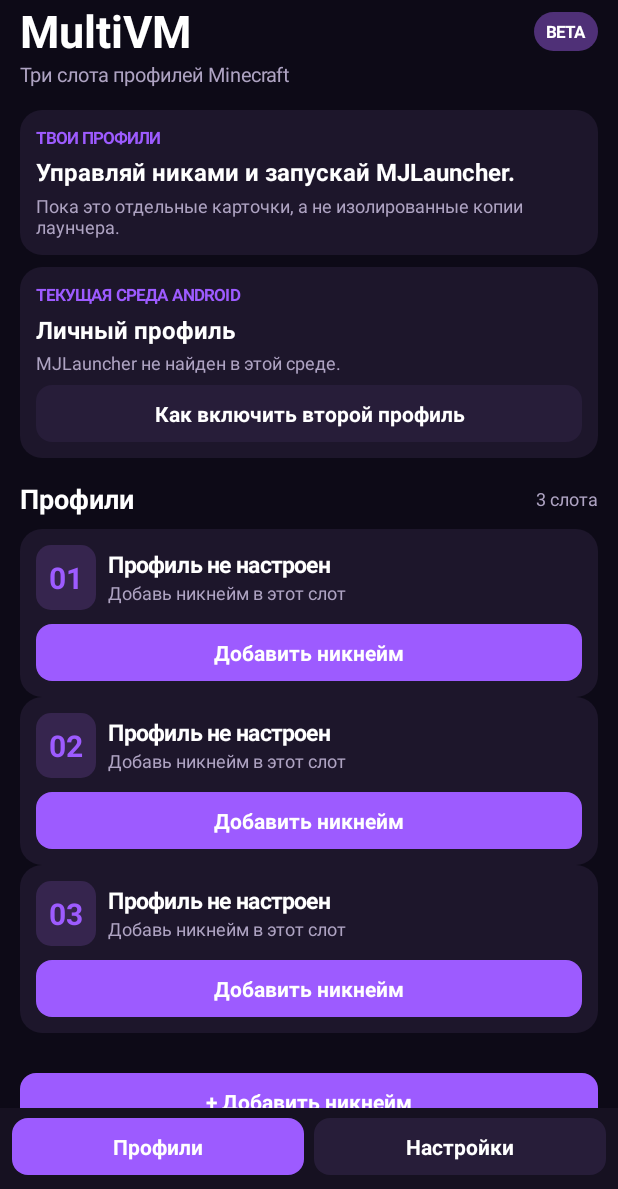
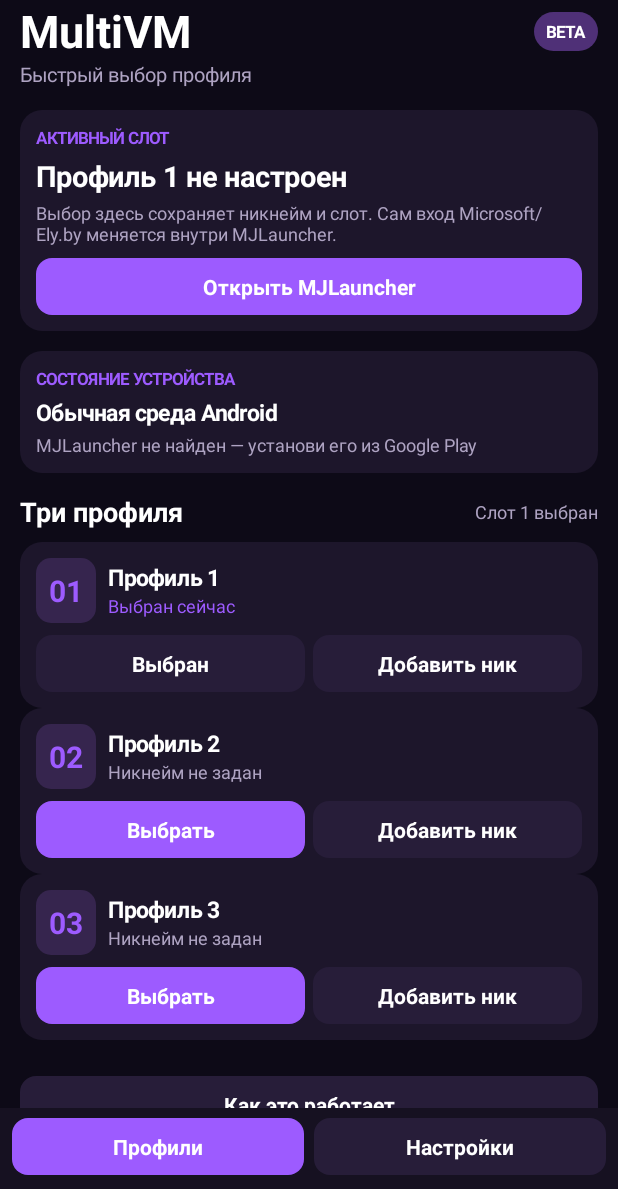
Before and after one commit to cheburk199-web/MultiAccountConnect, an Android app: the screen it shows after launch (MainActivity), on a phone screen of 412 x 824 dp, the part 47-1236 px from its top. Run offline under Robolectric (Android 15) with nearby library versions, the phone set to English and light mode, and no system bars.

Commit message:
Add persistent selectable account slots to MultiVM UI

```diff
--- a/app/src/main/java/com/masterme4a/multiaccountconnect/MainActivity.kt
+++ b/app/src/main/java/com/masterme4a/multiaccountconnect/MainActivity.kt
@@ -2,7 +2,6 @@ package com.masterme4a.multiaccountconnect
 
 import android.app.AlertDialog
 import android.content.Intent
-import android.content.res.ColorStateList
 import android.graphics.Color
 import android.graphics.Typeface
 import android.graphics.drawable.GradientDrawable
@@ -10,7 +9,6 @@ import android.os.Bundle
 import android.os.UserManager
 import android.view.Gravity
 import android.view.View
-import android.view.ViewGroup
 import android.widget.*
 import androidx.activity.ComponentActivity
 
@@ -21,14 +19,16 @@ class MainActivity : ComponentActivity() {
     private val purple = Color.rgb(157, 91, 255)
     private val muted = Color.rgb(174, 163, 194)
     private val white = Color.WHITE
-    private val names = mutableListOf<String>()
+    private val prefs by lazy { getSharedPreferences("multivm_profiles", MODE_PRIVATE) }
+    private val names = MutableList<String?>(3) { null }
+    private var selectedSlot = 0
     private lateinit var content: LinearLayout
     private lateinit var profileRows: LinearLayout
 
     override fun onCreate(savedInstanceState: Bundle?) {
         super.onCreate(savedInstanceState)
-        names.addAll(getSharedPreferences("account_names", MODE_PRIVATE)
-            .getStringSet("names", emptySet())?.toList()?.sorted() ?: emptyList())
+        for (i in 0..2) names[i] = prefs.getString("slot_${i + 1}", null)
+        selectedSlot = prefs.getInt("selected_slot", 0).coerceIn(0, 2)
         buildShell()
         showProfiles()
     }
@@ -77,8 +77,7 @@ class MainActivity : ComponentActivity() {
             setBackgroundColor(Color.rgb(22, 17, 33))
         }
         nav.addView(button("Профили", true) { showProfiles() }, LinearLayout.LayoutParams(0, -2, 1f))
-        val gap = View(this)
-        nav.addView(gap, LinearLayout.LayoutParams(10, 1))
+        nav.addView(View(this), LinearLayout.LayoutParams(10, 1))
         nav.addView(button("Настройки", false) { showSettings() }, LinearLayout.LayoutParams(0, -2, 1f))
         root.addView(nav)
         setContentView(root)
@@ -86,35 +85,21 @@ class MainActivity : ComponentActivity() {
 
     private fun header(subtitle: String) {
         content.removeAllViews()
-        val top = LinearLayout(this).apply {
-            orientation = LinearLayout.HORIZONTAL
-            gravity = Gravity.CENTER_VERTICAL
-        }
+        val top = LinearLayout(this).apply { orientation = LinearLayout.HORIZONTAL; gravity = Gravity.CENTER_VERTICAL }
         val brand = LinearLayout(this).apply { orientation = LinearLayout.VERTICAL }
         brand.addView(label("MASTERME4A", 12f, purple, true))
         brand.addView(label("MultiVM", 30f, white, true))
         brand.addView(label(subtitle, 13f, muted))
         top.addView(brand, LinearLayout.LayoutParams(0, -2, 1f))
-        val badge = label("BETA", 11f, white, true).apply {
-            setPadding(12, 8, 12, 8)
-            background = rounded(Color.rgb(79, 48, 119), 30f)
-        }
-        top.addView(badge)
+        top.addView(label("BETA", 11f, white, true).apply {
+            setPadding(12, 8, 12, 8); background = rounded(Color.rgb(79, 48, 119), 30f)
+        })
         content.addView(top)
         spacer(22)
     }
 
-    private fun spacer(height: Int) {
-        content.addView(View(this), LinearLayout.LayoutParams(1, height))
-    }
-
-    private fun sectionTitle(title: String, trailing: String? = null) {
-        val row = LinearLayout(this).apply { gravity = Gravity.CENTER_VERTICAL }
-        row.addView(label(title, 18f, white, true), LinearLayout.LayoutParams(0, -2, 1f))
-        if (trailing != null) row.addView(label(trailing, 12f, muted))
-        content.addView(row)
-        spacer(12)
-    }
+    private fun spacer(height: Int) { content.addView(View(this), LinearLayout.LayoutParams(1, height)) }
+    private fun spacerIn(parent: LinearLayout, height: Int) { parent.addView(View(this), LinearLayout.LayoutParams(1, height)) }
 
     private fun card(): LinearLayout = LinearLayout(this).apply {
         orientation = LinearLayout.VERTICAL
@@ -123,135 +108,103 @@ class MainActivity : ComponentActivity() {
     }
 
     private fun showProfiles() {
-        header("Три слота профилей Minecraft")
+        header("Быстрый выбор профиля")
         val summary = card()
-        summary.addView(label("ТВОИ ПРОФИЛИ", 11f, purple, true))
-        spacerIn(summary, 6)
-        summary.addView(label("Управляй никами и запускай MJLauncher.", 16f, white, true))
+        summary.addView(label("АКТИВНЫЙ СЛОТ", 11f, purple, true))
+        spacerIn(summary, 7)
+        summary.addView(label(names[selectedSlot] ?: "Профиль ${selectedSlot + 1} не настроен", 19f, white, true))
         spacerIn(summary, 5)
-        summary.addView(label("Пока это отдельные карточки, а не изолированные копии лаунчера.", 12f, muted))
+        summary.addView(label("Выбор здесь сохраняет никнейм и слот. Сам вход Microsoft/Ely.by меняется внутри MJLauncher.", 12f, muted))
+        spacerIn(summary, 12)
+        summary.addView(button("Открыть MJLauncher", true) { openLauncher() })
         content.addView(summary)
+        spacer(20)
+        val env = card()
+        val managed = try { (getSystemService(USER_SERVICE) as UserManager).isManagedProfile } catch (_: Exception) { false }
+        val installed = try {
+            @Suppress("DEPRECATION")
+            packageManager.getApplicationInfo("git.artdeell.mjlaunch", 0)
+            true
+        } catch (_: Exception) { false }
+        env.addView(label("СОСТОЯНИЕ УСТРОЙСТВА", 11f, purple, true))
+        spacerIn(env, 7)
+        env.addView(label(if (managed) "Рабочая среда Android" else "Обычная среда Android", 15f, white, true))
+        spacerIn(env, 4)
+        env.addView(label(if (installed) "MJLauncher найден" else "MJLauncher не найден — установи его из Google Play", 12f, muted))
+        content.addView(env)
+        spacer(20)
+        val title = LinearLayout(this).apply { gravity = Gravity.CENTER_VERTICAL }
+        title.addView(label("Три профиля", 18f, white, true), LinearLayout.LayoutParams(0, -2, 1f))
+        title.addView(label("Слот ${selectedSlot + 1} выбран", 12f, muted))
+        content.addView(title)
         spacer(12)
-        content.addView(environmentCard())
-        spacer(22)
-        sectionTitle("Профили", "3 слота")
         profileRows = LinearLayout(this).apply { orientation = LinearLayout.VERTICAL }
         content.addView(profileRows)
         renderProfiles()
         spacer(16)
-        content.addView(button("+ Добавить никнейм", true) { addNickname() })
-        spacer(18)
-        val note = card()
-        note.addView(label("ВАЖНО О ЗАПУСКЕ", 11f, purple, true))
-        spacerIn(note, 7)
-        note.addView(label("Android пока открывает установленный MJLauncher как одно приложение. Кнопка запуска не создаёт отдельную копию и не разделяет данные аккаунтов.", 13f, muted))
-        content.addView(note)
-    }
-
-    private fun environmentCard(): LinearLayout {
-        val card = card()
-        val managed = try {
-            (getSystemService(USER_SERVICE) as UserManager).isManagedProfile
-        } catch (_: Exception) {
-            false
-        }
-        val launcherInstalled = try {
-            @Suppress("DEPRECATION")
-            packageManager.getApplicationInfo("git.artdeell.mjlaunch", 0)
-            true
-        } catch (_: Exception) {
-            false
-        }
-        card.addView(label("ТЕКУЩАЯ СРЕДА ANDROID", 11f, purple, true))
-        spacerIn(card, 7)
-        card.addView(label(if (managed) "Рабочий профиль" else "Личный профиль", 16f, white, true))
-        spacerIn(card, 4)
-        card.addView(label(
-            if (launcherInstalled) "MJLauncher установлен в этой среде." else "MJLauncher не найден в этой среде.",
-            12f, muted
-        ))
-        spacerIn(card, 10)
-        card.addView(button("Как включить второй профиль", false) {
+        content.addView(button("Как это работает", false) {
             AlertDialog.Builder(this)
-                .setTitle("Второй экземпляр MJLauncher")
-                .setMessage(
-                    "Для отдельного хранилища нужен рабочий профиль Android. " +
-                    "Его можно попробовать создать через Shelter или Island, если устройство разрешает рабочие профили. " +
-                    "Затем установи MJLauncher и Masterme4a MultiVM внутри рабочего профиля. " +
-                    "Открой это приложение в каждом профиле: личный и рабочий профили будут иметь отдельные данные. " +
-                    "Это даст максимум два проверяемых окружения, а не три. Возможность одновременного запуска зависит от Android и памяти телефона."
-                )
-                .setPositiveButton("Понятно", null)
-                .show()
+                .setTitle("Переключение аккаунтов")
+                .setMessage("MultiVM хранит три подписи/никнейма и запоминает выбранный слот. Он не получает пароли или токены и пока не может менять авторизованный аккаунт внутри MJLauncher автоматически. Выбери нужную учётную запись в самом MJLauncher. Чтобы не прерывать игру, не открывай лаунчер во время активной игровой сессии: Android может переключить приложение на передний план.")
+                .setPositiveButton("Понятно", null).show()
         })
-        return card
-    }
-
-    private fun spacerIn(parent: LinearLayout, height: Int) {
-        parent.addView(View(this), LinearLayout.LayoutParams(1, height))
     }
 
     private fun renderProfiles() {
         profileRows.removeAllViews()
-        for (slot in 1..3) {
-            val name = names.getOrNull(slot - 1)
+        for (slot in 0..2) {
+            val name = names[slot]
+            val active = slot == selectedSlot
             val item = card()
             val row = LinearLayout(this).apply { gravity = Gravity.CENTER_VERTICAL }
-            val number = label("0$slot", 20f, purple, true).apply {
+            row.addView(label("0${slot + 1}", 20f, purple, true).apply {
                 gravity = Gravity.CENTER
                 background = rounded(Color.rgb(54, 37, 78), 15f)
                 setPadding(13, 12, 13, 12)
-            }
-            row.addView(number)
-            val info = LinearLayout(this).apply {
-                orientation = LinearLayout.VERTICAL
-                setPadding(12, 0, 0, 0)
-            }
-            info.addView(label(name ?: "Профиль не настроен", 15f, white, true))
-            info.addView(label(if (name == null) "Добавь никнейм в этот слот" else "Сохранённый никнейм", 12f, muted))
+            })
+            val info = LinearLayout(this).apply { orientation = LinearLayout.VERTICAL; setPadding(12, 0, 0, 0) }
+            info.addView(label(name ?: "Профиль ${slot + 1}", 15f, white, true))
+            info.addView(label(if (active) "Выбран сейчас" else if (name == null) "Никнейм не задан" else "Сохранённый никнейм", 12f, if (active) purple else muted))
             row.addView(info, LinearLayout.LayoutParams(0, -2, 1f))
             item.addView(row)
-            spacerIn(item, 14)
-            item.addView(button(if (name == null) "Добавить никнейм" else "Открыть MJLauncher", true) {
-                if (name == null) addNickname() else openLauncher(slot)
-            })
+            spacerIn(item, 12)
+            val actions = LinearLayout(this).apply { orientation = LinearLayout.HORIZONTAL }
+            actions.addView(button(if (active) "Выбран" else "Выбрать", !active) {
+                selectedSlot = slot
+                prefs.edit().putInt("selected_slot", selectedSlot).apply()
+                showProfiles()
+            }, LinearLayout.LayoutParams(0, -2, 1f))
+            actions.addView(View(this), LinearLayout.LayoutParams(8, 1))
+            actions.addView(button(if (name == null) "Добавить ник" else "Изменить", false) { editNickname(slot) },
+                LinearLayout.LayoutParams(0, -2, 1f))
+            item.addView(actions)
             profileRows.addView(item)
-            if (slot != 3) spacer(12)
+            if (slot < 2) spacer(10)
         }
     }
 
-    private fun addNickname() {
+    private fun editNickname(slot: Int) {
         val input = EditText(this).apply {
             hint = "Например, Player123"
             setSingleLine(true)
+            setText(names[slot] ?: "")
         }
         AlertDialog.Builder(this)
-            .setTitle("Добавить профиль")
-            .setMessage("Никнейм будет сохранён в карточке приложения.")
+            .setTitle("Профиль ${slot + 1}")
+            .setMessage("Сохраняется только подпись для удобства. Пароль и вход в аккаунт здесь не хранятся.")
             .setView(input)
             .setPositiveButton("Сохранить") { _, _ ->
                 val value = input.text.toString().trim()
-                if (value.isNotEmpty() && value.length <= 32 && !names.contains(value)) {
-                    if (names.size < 3) {
-                        names.add(value)
-                        saveNames()
-                        showProfiles()
-                    } else {
-                        AlertDialog.Builder(this).setMessage("Все три слота заняты. Удали никнейм в настройках, чтобы заменить его.")
-                            .setPositiveButton("OK", null).show()
-                    }
-                }
+                if (value.isEmpty()) names[slot] = null
+                else if (value.length <= 32) names[slot] = value
+                prefs.edit().putString("slot_${slot + 1}", names[slot]).apply()
+                showProfiles()
             }
             .setNegativeButton("Отмена", null)
             .show()
     }
 
-    private fun saveNames() {
-        getSharedPreferences("account_names", MODE_PRIVATE).edit()
-            .putStringSet("names", names.toSet()).apply()
-    }
-
-    private fun openLauncher(slot: Int) {
+    private fun openLauncher() {
         val intent = packageManager.getLaunchIntentForPackage("git.artdeell.mjlaunch")
         if (intent == null) {
             AlertDialog.Builder(this).setTitle("MJLauncher не найден")
@@ -259,7 +212,7 @@ class MainActivity : ComponentActivity() {
                 .setPositiveButton("OK", null).show()
             return
         }
-        intent.addFlags(Intent.FLAG_ACTIVITY_NEW_TASK or Intent.FLAG_ACTIVITY_MULTIPLE_TASK)
+        intent.addFlags(Intent.FLAG_ACTIVITY_NEW_TASK)
         try {
             startActivity(intent)
         } catch (_: Exception) {
@@ -270,38 +223,26 @@ class MainActivity : ComponentActivity() {
 
     private fun showSettings() {
         header("Настройки приложения")
-        val about = card()
-        about.addView(label("ВНЕШНИЙ ВИД", 11f, purple, true))
-        spacerIn(about, 8)
-        about.addView(label("Тёмная тема • Фиолетовые акценты • Masterme4a MultiVM", 14f))
-        content.addView(about)
-        spacer(14)
-        val accounts = card()
-        accounts.addView(label("УПРАВЛЕНИЕ ПРОФИЛЯМИ", 11f, purple, true))
-        spacerIn(accounts, 8)
-        if (names.isEmpty()) {
-            accounts.addView(label("Сохранённых никнеймов пока нет.", 13f, muted))
-        } else {
-            names.toList().forEach { name ->
-                val row = LinearLayout(this).apply { gravity = Gravity.CENTER_VERTICAL }
-                row.addView(label(name, 14f), LinearLayout.LayoutParams(0, -2, 1f))
-                row.addView(button("Удалить", false) {
-                    names.remove(name)
-                    saveNames()
-                    showSettings()
-                })
-                accounts.addView(row)
-                spacerIn(accounts, 6)
-            }
-        }
-        content.addView(accounts)
+        val appearance = card()
+        appearance.addView(label("ВНЕШНИЙ ВИД", 11f, purple, true))
+        spacerIn(appearance, 8)
+        appearance.addView(label("Тёмная тема • Фиолетовые акценты • Masterme4a MultiVM", 14f))
+        content.addView(appearance)
         spacer(14)
         val info = card()
-        info.addView(label("О ПРОЕКТЕ", 11f, purple, true))
+        info.addView(label("УПРАВЛЕНИЕ АККАУНТАМИ", 11f, purple, true))
         spacerIn(info, 8)
-        info.addView(label("Версия интерфейса 0.3 • Android", 13f, white))
+        info.addView(label("Сохранённые никнеймы: ${names.count { it != null }} из 3", 14f))
         spacerIn(info, 6)
-        info.addView(label("Приложение определяет, открыто ли оно в личном или рабочем профиле Android. Установку MJLauncher в каждом профиле и независимый вход нужно проверить отдельно.", 12f, muted))
+        info.addView(label("Выбран слот ${selectedSlot + 1}. Для реального переключения авторизованного аккаунта используй меню аккаунтов MJLauncher.", 12f, muted))
         content.addView(info)
+        spacer(14)
+        val about = card()
+        about.addView(label("О ПРОЕКТЕ", 11f, purple, true))
+        spacerIn(about, 8)
+        about.addView(label("Интерфейс 0.4 • Три сохраняемых слота • Запоминание выбранного слота", 13f, white))
+        spacerIn(about, 6)
+        about.addView(label("Приложение не читает пароли, токены или приватные данные MJLauncher. Сохранение игры в памяти и подключение к серверу зависят от Android и самого Minecraft.", 12f, muted))
+        content.addView(about)
     }
 }
```
